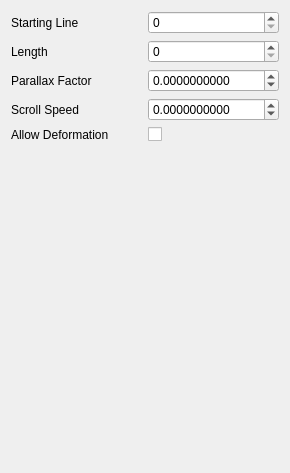
This is RetroEDv2/tools/sceneproperties/scenescrollproperties.ui in RSDKModding/RetroED as Qt 5 draws it before an edit. The edited form follows.
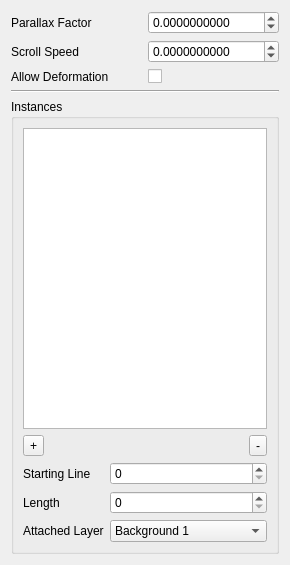
This is the edited form. Icons and pictures are not drawn.

Patch:
```diff
--- a/RetroEDv2/tools/sceneproperties/scenescrollproperties.ui
+++ b/RetroEDv2/tools/sceneproperties/scenescrollproperties.ui
@@ -7,7 +7,7 @@
     <x>0</x>
     <y>0</y>
     <width>290</width>
-    <height>473</height>
+    <height>565</height>
    </rect>
   </property>
   <property name="maximumSize">
@@ -20,48 +20,137 @@
    <string>Form</string>
   </property>
   <layout class="QGridLayout" name="gridLayout">
-   <item row="1" column="0">
-    <widget class="QLabel" name="label_5">
-     <property name="text">
-      <string>Length</string>
+   <item row="4" column="0" colspan="2">
+    <widget class="QGroupBox" name="groupBox">
+     <property name="title">
+      <string>Instances</string>
      </property>
-    </widget>
-   </item>
-   <item row="2" column="0">
-    <widget class="QLabel" name="label">
-     <property name="text">
-      <string>Parallax Factor</string>
-     </property>
-    </widget>
-   </item>
-   <item row="4" column="1">
-    <widget class="QCheckBox" name="useDeform">
-     <property name="text">
-      <string/>
-     </property>
+     <layout class="QGridLayout" name="gridLayout_3">
+      <item row="0" column="0" colspan="3">
+       <widget class="QListWidget" name="instanceList"/>
+      </item>
+      <item row="1" column="0" colspan="3">
+       <layout class="QGridLayout" name="gridLayout_2">
+        <item row="1" column="3">
+         <widget class="QToolButton" name="rmInst">
+          <property name="text">
+           <string>-</string>
+          </property>
+          <property name="icon">
+           <iconset resource="../../resources.qrc">
+            <normaloff>:/icons/ic_cancel_48px.svg</normaloff>:/icons/ic_cancel_48px.svg</iconset>
+          </property>
+         </widget>
+        </item>
+        <item row="1" column="0">
+         <widget class="QToolButton" name="addInst">
+          <property name="text">
+           <string>+</string>
+          </property>
+          <property name="icon">
+           <iconset resource="../../resources.qrc">
+            <normaloff>:/icons/ic_add_circle_48px.svg</normaloff>:/icons/ic_add_circle_48px.svg</iconset>
+          </property>
+         </widget>
+        </item>
+        <item row="1" column="1">
+         <spacer name="horizontalSpacer_8">
+          <property name="orientation">
+           <enum>Qt::Horizontal</enum>
+          </property>
+          <property name="sizeHint" stdset="0">
+           <size>
+            <width>40</width>
+            <height>20</height>
+           </size>
+          </property>
+         </spacer>
+        </item>
+       </layout>
+      </item>
+      <item row="5" column="0">
+       <widget class="QLabel" name="label_3">
+        <property name="text">
+         <string>Attached Layer</string>
+        </property>
+       </widget>
+      </item>
+      <item row="4" column="0">
+       <widget class="QLabel" name="label_5">
+        <property name="text">
+         <string>Length</string>
+        </property>
+       </widget>
+      </item>
+      <item row="2" column="0">
+       <widget class="QLabel" name="label_4">
+        <property name="text">
+         <string>Starting Line</string>
+        </property>
+       </widget>
+      </item>
+      <item row="5" column="1" colspan="2">
+       <widget class="QComboBox" name="layerID">
+        <item>
+         <property name="text">
+          <string>Background 1</string>
+         </property>
+        </item>
+        <item>
+         <property name="text">
+          <string>Background 2</string>
+         </property>
+        </item>
+        <item>
+         <property name="text">
+          <string>Background 3</string>
+         </property>
+        </item>
+        <item>
+         <property name="text">
+          <string>Background 4</string>
+         </property>
+        </item>
+        <item>
+         <property name="text">
+          <string>Background 5</string>
+         </property>
+        </item>
+        <item>
+         <property name="text">
+          <string>Background 6</string>
+         </property>
+        </item>
+        <item>
+         <property name="text">
+          <string>Background 7</string>
+         </property>
+        </item>
+        <item>
+         <property name="text">
+          <string>Background 8</string>
+         </property>
+        </item>
+       </widget>
+      </item>
+      <item row="4" column="1" colspan="2">
+       <widget class="QSpinBox" name="length">
+        <property name="maximum">
+         <number>65536</number>
+        </property>
+       </widget>
+      </item>
+      <item row="2" column="1" colspan="2">
+       <widget class="QSpinBox" name="startLine">
+        <property name="maximum">
+         <number>65536</number>
+        </property>
+       </widget>
+      </item>
+     </layout>
     </widget>
    </item>
    <item row="1" column="1">
-    <widget class="QSpinBox" name="length">
-     <property name="maximum">
-      <number>65536</number>
-     </property>
-    </widget>
-   </item>
-   <item row="5" column="0">
-    <spacer name="verticalSpacer">
-     <property name="orientation">
-      <enum>Qt::Vertical</enum>
-     </property>
-     <property name="sizeHint" stdset="0">
-      <size>
-       <width>20</width>
-       <height>40</height>
-      </size>
-     </property>
-    </spacer>
-   </item>
-   <item row="3" column="1">
     <widget class="QDoubleSpinBox" name="scrollSpeed">
      <property name="decimals">
       <number>10</number>
@@ -75,34 +164,34 @@
     </widget>
    </item>
    <item row="0" column="0">
-    <widget class="QLabel" name="label_4">
+    <widget class="QLabel" name="label">
      <property name="text">
-      <string>Starting Line</string>
+      <string>Parallax Factor</string>
      </property>
     </widget>
    </item>
-   <item row="3" column="0">
-    <widget class="QLabel" name="label_2">
-     <property name="text">
-      <string>Scroll Speed</string>
-     </property>
-    </widget>
-   </item>
-   <item row="4" column="0">
+   <item row="2" column="0">
     <widget class="QLabel" name="label_6">
      <property name="text">
       <string>Allow Deformation</string>
      </property>
     </widget>
    </item>
+   <item row="3" column="0" colspan="2">
+    <widget class="Line" name="line">
+     <property name="orientation">
+      <enum>Qt::Horizontal</enum>
+     </property>
+    </widget>
+   </item>
+   <item row="1" column="0">
+    <widget class="QLabel" name="label_2">
+     <property name="text">
+      <string>Scroll Speed</string>
+     </property>
+    </widget>
+   </item>
    <item row="0" column="1">
-    <widget class="QSpinBox" name="startLine">
-     <property name="maximum">
-      <number>65536</number>
-     </property>
-    </widget>
-   </item>
-   <item row="2" column="1">
     <widget class="QDoubleSpinBox" name="parallaxFactor">
      <property name="decimals">
       <number>10</number>
@@ -115,6 +204,13 @@
      </property>
     </widget>
    </item>
+   <item row="2" column="1">
+    <widget class="QCheckBox" name="useDeform">
+     <property name="text">
+      <string/>
+     </property>
+    </widget>
+   </item>
   </layout>
  </widget>
  <resources/>
```
Left out of the diff: 4 changed lines with no effect on the pictures.
